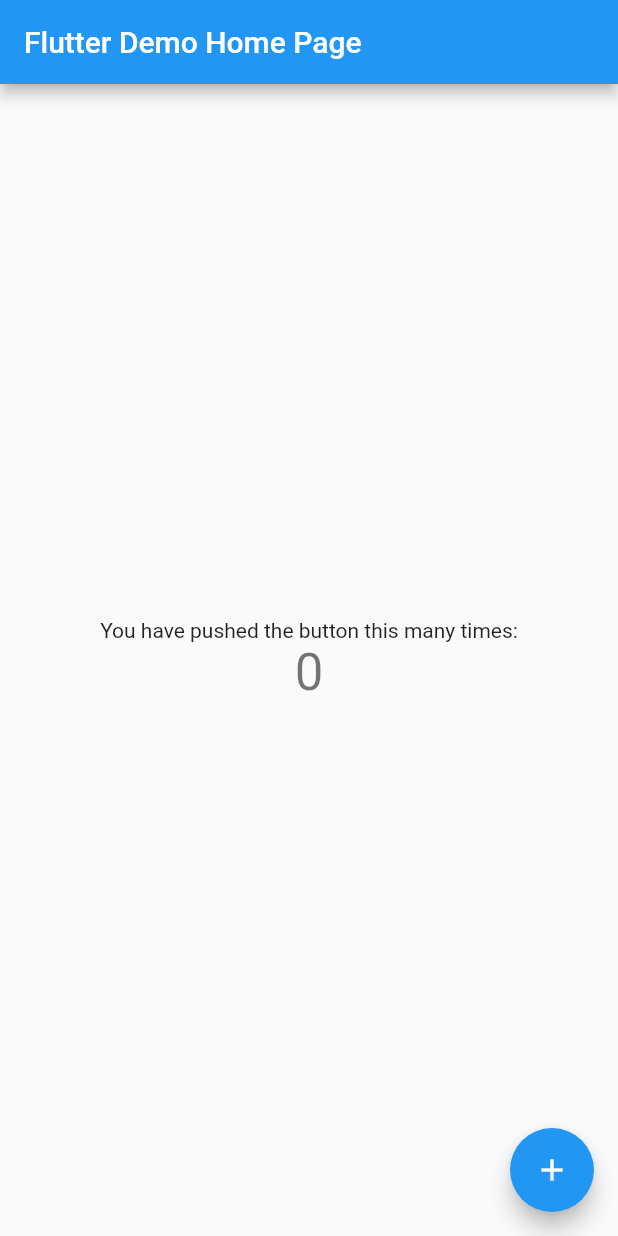
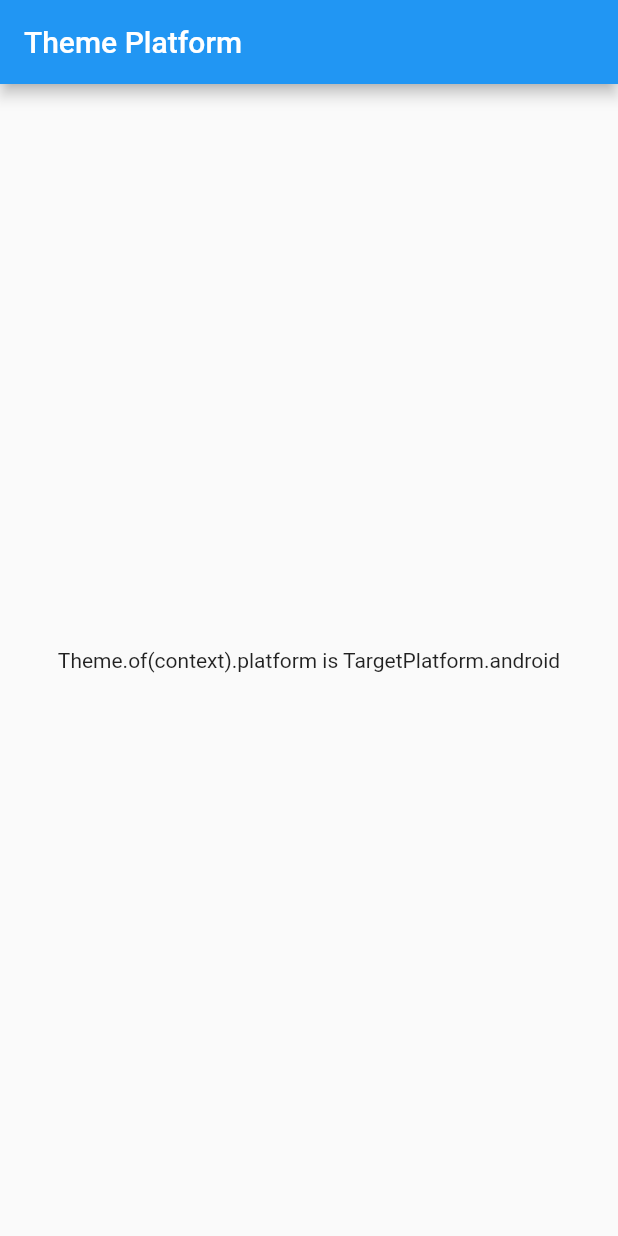
Before and after one commit to fewlaps/theme-platform-flutter, a Flutter app: the screen it shows after launch, on a phone screen of 412 x 824 dp. Run offline on Flutter 3.47's test engine with Material 2 defaults, Android fonts, the phone set to English and light mode, and no system bars.

Commit message:
Print the Platform value

```diff
--- a/lib/main.dart
+++ b/lib/main.dart
@@ -7,109 +7,32 @@
 class MyApp extends StatelessWidget {
   const MyApp({super.key});
 
-  // This widget is the root of your application.
   @override
   Widget build(BuildContext context) {
     return MaterialApp(
-      title: 'Flutter Demo',
+      title: 'Theme Platform',
       theme: ThemeData(
-        // This is the theme of your application.
-        //
-        // Try running your application with "flutter run". You'll see the
-        // application has a blue toolbar. Then, without quitting the app, try
-        // changing the primarySwatch below to Colors.green and then invoke
-        // "hot reload" (press "r" in the console where you ran "flutter run",
-        // or simply save your changes to "hot reload" in a Flutter IDE).
-        // Notice that the counter didn't reset back to zero; the application
-        // is not restarted.
         primarySwatch: Colors.blue,
       ),
-      home: const MyHomePage(title: 'Flutter Demo Home Page'),
+      home: const MyHomePage(),
     );
   }
 }
 
-class MyHomePage extends StatefulWidget {
-  const MyHomePage({super.key, required this.title});
-
-  // This widget is the home page of your application. It is stateful, meaning
-  // that it has a State object (defined below) that contains fields that affect
-  // how it looks.
-
-  // This class is the configuration for the state. It holds the values (in this
-  // case the title) provided by the parent (in this case the App widget) and
-  // used by the build method of the State. Fields in a Widget subclass are
-  // always marked "final".
-
-  final String title;
-
-  @override
-  State<MyHomePage> createState() => _MyHomePageState();
-}
-
-class _MyHomePageState extends State<MyHomePage> {
-  int _counter = 0;
-
-  void _incrementCounter() {
-    setState(() {
-      // This call to setState tells the Flutter framework that something has
-      // changed in this State, which causes it to rerun the build method below
-      // so that the display can reflect the updated values. If we changed
-      // _counter without calling setState(), then the build method would not be
-      // called again, and so nothing would appear to happen.
-      _counter++;
-    });
-  }
+class MyHomePage extends StatelessWidget {
+  const MyHomePage({super.key});
 
   @override
   Widget build(BuildContext context) {
-    // This method is rerun every time setState is called, for instance as done
-    // by the _incrementCounter method above.
-    //
-    // The Flutter framework has been optimized to make rerunning build methods
-    // fast, so that you can just rebuild anything that needs updating rather
-    // than having to individually change instances of widgets.
     return Scaffold(
       appBar: AppBar(
-        // Here we take the value from the MyHomePage object that was created by
-        // the App.build method, and use it to set our appbar title.
-        title: Text(widget.title),
+        title: const Text("Theme Platform"),
       ),
       body: Center(
-        // Center is a layout widget. It takes a single child and positions it
-        // in the middle of the parent.
-        child: Column(
-          // Column is also a layout widget. It takes a list of children and
-          // arranges them vertically. By default, it sizes itself to fit its
-          // children horizontally, and tries to be as tall as its parent.
-          //
-          // Invoke "debug painting" (press "p" in the console, choose the
-          // "Toggle Debug Paint" action from the Flutter Inspector in Android
-          // Studio, or the "Toggle Debug Paint" command in Visual Studio Code)
-          // to see the wireframe for each widget.
-          //
-          // Column has various properties to control how it sizes itself and
-          // how it positions its children. Here we use mainAxisAlignment to
-          // center the children vertically; the main axis here is the vertical
-          // axis because Columns are vertical (the cross axis would be
-          // horizontal).
-          mainAxisAlignment: MainAxisAlignment.center,
-          children: <Widget>[
-            const Text(
-              'You have pushed the button this many times:',
-            ),
-            Text(
-              '$_counter',
-              style: Theme.of(context).textTheme.headlineMedium,
-            ),
-          ],
+        child: Text(
+          'Theme.of(context).platform is ${Theme.of(context).platform}',
         ),
       ),
-      floatingActionButton: FloatingActionButton(
-        onPressed: _incrementCounter,
-        tooltip: 'Increment',
-        child: const Icon(Icons.add),
-      ), // This trailing comma makes auto-formatting nicer for build methods.
     );
   }
 }
```
